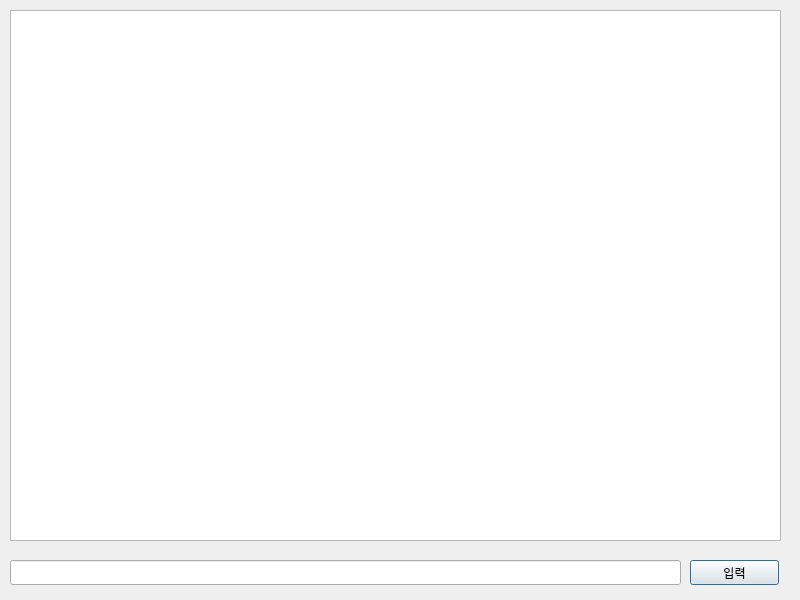
IOT-summer-rent-car/rent_car, file chat.ui: the form before one commit.
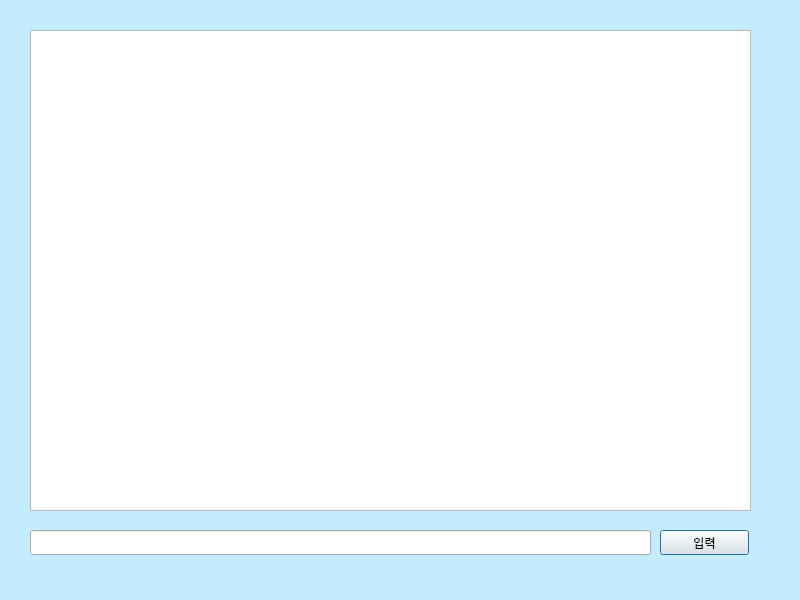
The form after the commit. Icons and pictures are not drawn.

```diff
--- a/chat.ui
+++ b/chat.ui
@@ -28,19 +28,19 @@
   <widget class="QTextBrowser" name="list">
    <property name="geometry">
     <rect>
-     <x>10</x>
-     <y>10</y>
-     <width>771</width>
-     <height>531</height>
+     <x>30</x>
+     <y>30</y>
+     <width>721</width>
+     <height>481</height>
     </rect>
    </property>
   </widget>
   <widget class="QLineEdit" name="chat">
    <property name="geometry">
     <rect>
-     <x>10</x>
-     <y>560</y>
-     <width>671</width>
+     <x>30</x>
+     <y>530</y>
+     <width>621</width>
      <height>25</height>
     </rect>
    </property>
@@ -48,8 +48,8 @@
   <widget class="QPushButton" name="send_btn">
    <property name="geometry">
     <rect>
-     <x>690</x>
-     <y>560</y>
+     <x>660</x>
+     <y>530</y>
      <width>89</width>
      <height>25</height>
     </rect>
@@ -58,6 +58,26 @@
     <string>입력</string>
    </property>
   </widget>
+  <widget class="QLabel" name="label">
+   <property name="geometry">
+    <rect>
+     <x>0</x>
+     <y>0</y>
+     <width>801</width>
+     <height>601</height>
+    </rect>
+   </property>
+   <property name="styleSheet">
+    <string notr="true">background-color: rgb(195, 236, 255);</string>
+   </property>
+   <property name="text">
+    <string/>
+   </property>
+  </widget>
+  <zorder>label</zorder>
+  <zorder>list</zorder>
+  <zorder>chat</zorder>
+  <zorder>send_btn</zorder>
  </widget>
  <resources/>
  <connections/>
```
Left out of the diff: 8 changed lines with no effect on the pictures.
